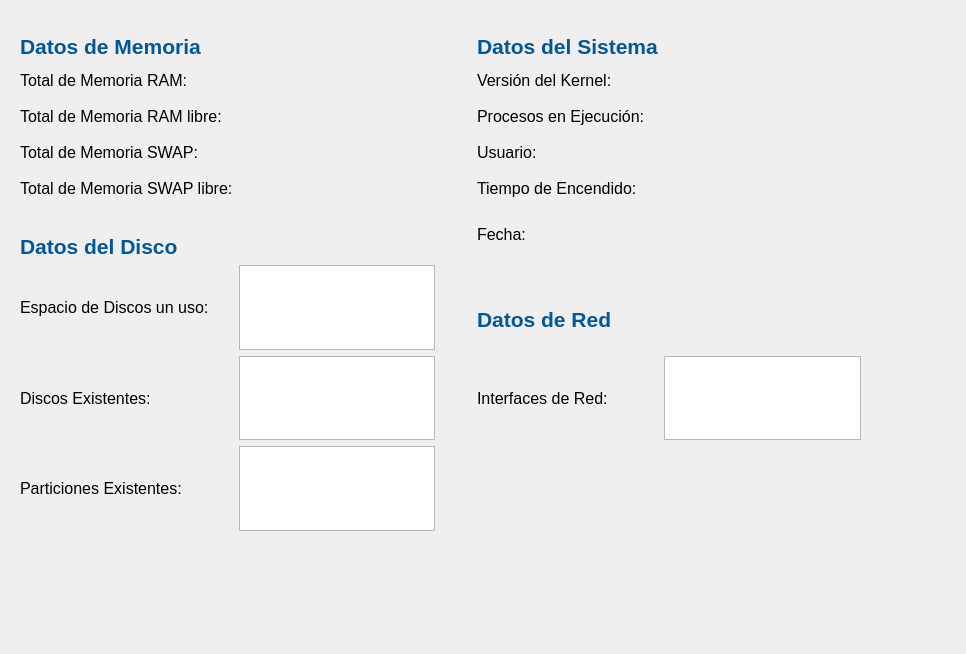
Above: monitor.ui from Estefanycss/MonitorDelSistema before the change. Below: the same form after it.
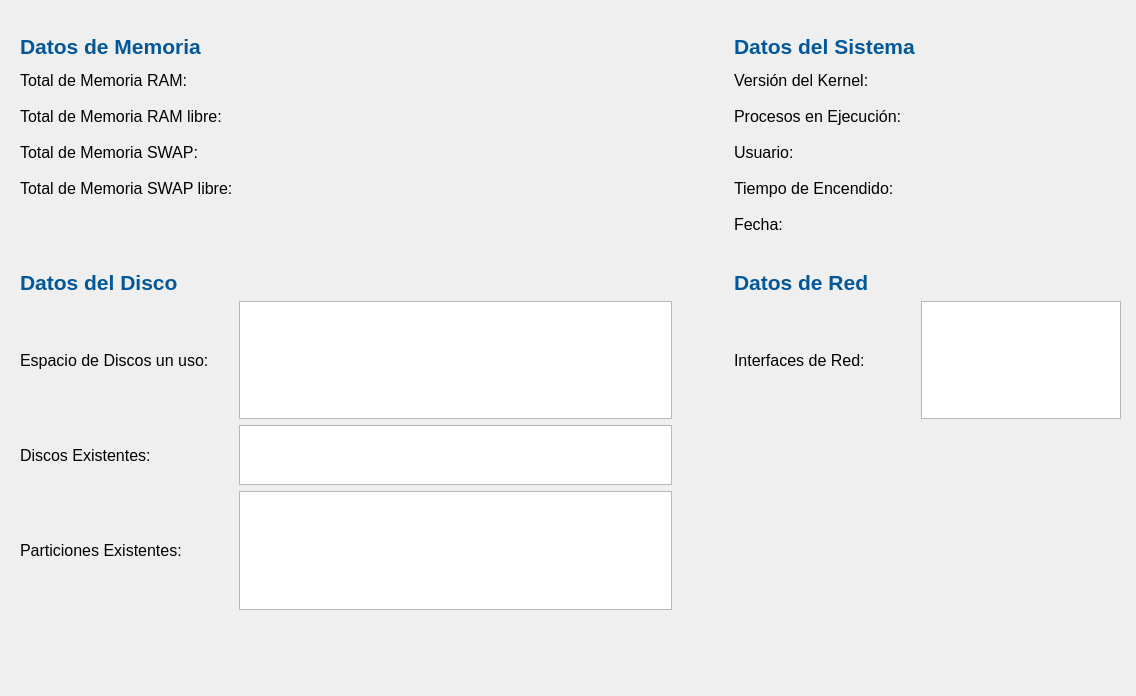
That is the form after the change.

Patch:
```diff
--- a/monitor.ui
+++ b/monitor.ui
@@ -6,8 +6,8 @@
    <rect>
     <x>0</x>
     <y>0</y>
-    <width>966</width>
-    <height>654</height>
+    <width>1136</width>
+    <height>696</height>
    </rect>
   </property>
   <property name="windowTitle">
@@ -18,11 +18,46 @@
     <rect>
      <x>20</x>
      <y>9</y>
-     <width>841</width>
-     <height>522</height>
+     <width>1101</width>
+     <height>601</height>
     </rect>
    </property>
    <layout class="QGridLayout" name="gridLayout">
+    <item row="6" column="3">
+     <widget class="QLabel" name="h1_4">
+      <property name="minimumSize">
+       <size>
+        <width>0</width>
+        <height>50</height>
+       </size>
+      </property>
+      <property name="maximumSize">
+       <size>
+        <width>16777215</width>
+        <height>50</height>
+       </size>
+      </property>
+      <property name="font">
+       <font>
+        <pointsize>16</pointsize>
+        <weight>75</weight>
+        <bold>true</bold>
+       </font>
+      </property>
+      <property name="styleSheet">
+       <string notr="true">color: rgb(1,87,155);</string>
+      </property>
+      <property name="text">
+       <string>Datos de Red</string>
+      </property>
+      <property name="alignment">
+       <set>Qt::AlignBottom|Qt::AlignLeading|Qt::AlignLeft</set>
+      </property>
+      <property name="margin">
+       <number>0</number>
+      </property>
+     </widget>
+    </item>
     <item row="0" column="0">
      <widget class="QLabel" name="h1">
       <property name="sizePolicy">
@@ -66,16 +101,42 @@
     </item>
     <item row="3" column="4">
      <widget class="QLabel" name="usuario">
+      <property name="maximumSize">
+       <size>
+        <width>16777215</width>
+        <height>30</height>
+       </size>
+      </property>
+      <property name="font">
+       <font>
+        <pointsize>12</pointsize>
+        <weight>75</weight>
+        <bold>true</bold>
+       </font>
+      </property>
+      <property name="styleSheet">
+       <string notr="true">color: rgb(77, 208, 225);</string>
+      </property>
       <property name="text">
        <string/>
       </property>
       <property name="alignment">
-       <set>Qt::AlignBottom|Qt::AlignLeading|Qt::AlignLeft</set>
+       <set>Qt::AlignLeading|Qt::AlignLeft|Qt::AlignVCenter</set>
       </property>
      </widget>
     </item>
     <item row="1" column="1">
      <widget class="QLabel" name="total_RAM">
+      <property name="font">
+       <font>
+        <pointsize>12</pointsize>
+        <weight>75</weight>
+        <bold>true</bold>
+       </font>
+      </property>
+      <property name="styleSheet">
+       <string notr="true">color: rgb(255, 193, 7);</string>
+      </property>
       <property name="text">
        <string/>
       </property>
@@ -83,32 +144,51 @@
     </item>
     <item row="1" column="4">
      <widget class="QLabel" name="kernel">
-      <property name="text">
-       <string/>
+      <property name="minimumSize">
+       <size>
+        <width>0</width>
+        <height>30</height>
+       </size>
       </property>
-      <property name="alignment">
-       <set>Qt::AlignBottom|Qt::AlignLeading|Qt::AlignLeft</set>
+      <property name="maximumSize">
+       <size>
+        <width>16777215</width>
+        <height>30</height>
+       </size>
       </property>
-     </widget>
-    </item>
-    <item row="5" column="4">
-     <widget class="QLabel" name="fecha">
+      <property name="font">
+       <font>
+        <pointsize>12</pointsize>
+        <weight>75</weight>
+        <bold>true</bold>
+       </font>
+      </property>
+      <property name="styleSheet">
+       <string notr="true">color: rgb(77, 208, 225);</string>
+      </property>
       <property name="text">
        <string/>
       </property>
-      <property name="alignment">
-       <set>Qt::AlignBottom|Qt::AlignLeading|Qt::AlignLeft</set>
-      </property>
      </widget>
     </item>
     <item row="3" column="1">
      <widget class="QLabel" name="total_SWAP">
+      <property name="font">
+       <font>
+        <pointsize>12</pointsize>
+        <weight>75</weight>
+        <bold>true</bold>
+       </font>
+      </property>
+      <property name="styleSheet">
+       <string notr="true">color: rgb(255, 193, 7);</string>
+      </property>
       <property name="text">
        <string/>
       </property>
      </widget>
     </item>
-    <item row="8" column="0">
+    <item row="9" column="0">
      <widget class="QLabel" name="label_7">
       <property name="minimumSize">
        <size>
@@ -180,7 +260,7 @@
       </property>
      </widget>
     </item>
-    <item row="5" column="0">
+    <item row="6" column="0">
      <widget class="QLabel" name="h1_2">
       <property name="minimumSize">
        <size>
@@ -215,6 +295,9 @@
       </property>
      </widget>
     </item>
+    <item row="11" column="1">
+     <widget class="QTextEdit" name="particiones"/>
+    </item>
     <item row="3" column="3">
      <widget class="QLabel" name="label_15">
       <property name="minimumSize">
@@ -239,9 +322,6 @@
       </property>
      </widget>
     </item>
-    <item row="10" column="1">
-     <widget class="QTextEdit" name="particiones"/>
-    </item>
     <item row="3" column="0">
      <widget class="QLabel" name="label_5">
       <property name="minimumSize">
@@ -268,11 +348,27 @@
     </item>
     <item row="2" column="4">
      <widget class="QLabel" name="procesos">
+      <property name="maximumSize">
+       <size>
+        <width>16777215</width>
+        <height>30</height>
+       </size>
+      </property>
+      <property name="font">
+       <font>
+        <pointsize>12</pointsize>
+        <weight>75</weight>
+        <bold>true</bold>
+       </font>
+      </property>
+      <property name="styleSheet">
+       <string notr="true">color: rgb(77, 208, 225);</string>
+      </property>
       <property name="text">
        <string/>
       </property>
       <property name="alignment">
-       <set>Qt::AlignBottom|Qt::AlignLeading|Qt::AlignLeft</set>
+       <set>Qt::AlignLeading|Qt::AlignLeft|Qt::AlignVCenter</set>
       </property>
      </widget>
     </item>
@@ -337,12 +433,22 @@
     </item>
     <item row="2" column="1">
      <widget class="QLabel" name="libre_RAM">
+      <property name="font">
+       <font>
+        <pointsize>12</pointsize>
+        <weight>75</weight>
+        <bold>true</bold>
+       </font>
+      </property>
+      <property name="styleSheet">
+       <string notr="true">color: rgb(255, 193, 7);</string>
+      </property>
       <property name="text">
        <string/>
       </property>
      </widget>
     </item>
-    <item row="10" column="0">
+    <item row="11" column="0">
      <widget class="QLabel" name="label_8">
       <property name="minimumSize">
        <size>
@@ -414,47 +520,71 @@
       </property>
      </widget>
     </item>
-    <item row="4" column="4">
-     <widget class="QLabel" name="tiempo_transcurrido">
-      <property name="text">
-       <string/>
-      </property>
-      <property name="alignment">
-       <set>Qt::AlignBottom|Qt::AlignLeading|Qt::AlignLeft</set>
-      </property>
-     </widget>
-    </item>
-    <item row="5" column="3">
-     <widget class="QLabel" name="label_16">
-      <property name="minimumSize">
-       <size>
-        <width>0</width>
-        <height>30</height>
-       </size>
-      </property>
-      <property name="maximumSize">
-       <size>
-        <width>16777215</width>
-        <height>30</height>
-       </size>
-      </property>
-      <property name="font">
-       <font>
-        <pointsize>12</pointsize>
-       </font>
-      </property>
-      <property name="text">
-       <string>Fecha: </string>
-      </property>
-     </widget>
-    </item>
     <item row="4" column="1">
      <widget class="QLabel" name="libre_SWAP">
+      <property name="font">
+       <font>
+        <pointsize>12</pointsize>
+        <weight>75</weight>
+        <bold>true</bold>
+       </font>
+      </property>
+      <property name="styleSheet">
+       <string notr="true">color: rgb(255, 193, 7);</string>
+      </property>
       <property name="text">
        <string/>
       </property>
      </widget>
     </item>
+    <item row="4" column="4">
+     <widget class="QLabel" name="tiempo_transcurrido">
+      <property name="maximumSize">
+       <size>
+        <width>16777215</width>
+        <height>30</height>
+       </size>
+      </property>
+      <property name="font">
+       <font>
+        <pointsize>12</pointsize>
+        <weight>75</weight>
+        <bold>true</bold>
+       </font>
+      </property>
+      <property name="styleSheet">
+       <string notr="true">color: rgb(77, 208, 225);</string>
+      </property>
+      <property name="text">
+       <string/>
+      </property>
+      <property name="alignment">
+       <set>Qt::AlignLeading|Qt::AlignLeft|Qt::AlignVCenter</set>
+      </property>
+     </widget>
+    </item>
+    <item row="9" column="1">
+     <widget class="QTextEdit" name="discos">
+      <property name="sizePolicy">
+       <sizepolicy hsizetype="Expanding" vsizetype="Maximum">
+        <horstretch>0</horstretch>
+        <verstretch>0</verstretch>
+       </sizepolicy>
+      </property>
+      <property name="minimumSize">
+       <size>
+        <width>0</width>
+        <height>60</height>
+       </size>
+      </property>
+      <property name="maximumSize">
+       <size>
+        <width>16777215</width>
+        <height>60</height>
+       </size>
+      </property>
+     </widget>
+    </item>
     <item row="1" column="0">
      <widget class="QLabel" name="label_3">
       <property name="minimumSize">
@@ -479,7 +609,7 @@
       </property>
      </widget>
     </item>
-    <item row="6" column="0">
+    <item row="7" column="0">
      <widget class="QLabel" name="label_9">
       <property name="minimumSize">
        <size>
@@ -503,86 +633,14 @@
       </property>
      </widget>
     </item>
-    <item row="8" column="1">
-     <widget class="QTextEdit" name="discos"/>
-    </item>
-    <item row="8" column="4">
-     <widget class="QTextEdit" name="interfaces">
-      <property name="maximumSize">
-       <size>
-        <width>16777215</width>
-        <height>16777215</height>
-       </size>
-      </property>
-     </widget>
-    </item>
-    <item row="6" column="3">
-     <widget class="QLabel" name="h1_4">
-      <property name="minimumSize">
-       <size>
-        <width>0</width>
-        <height>50</height>
-       </size>
-      </property>
-      <property name="maximumSize">
-       <size>
-        <width>16777215</width>
-        <height>50</height>
-       </size>
-      </property>
-      <property name="font">
-       <font>
-        <pointsize>16</pointsize>
-        <weight>75</weight>
-        <bold>true</bold>
-       </font>
-      </property>
-      <property name="styleSheet">
-       <string notr="true">color: rgb(1,87,155);</string>
-      </property>
-      <property name="text">
-       <string>Datos de Red</string>
-      </property>
-      <property name="alignment">
-       <set>Qt::AlignBottom|Qt::AlignLeading|Qt::AlignLeft</set>
-      </property>
-      <property name="margin">
-       <number>0</number>
-      </property>
-     </widget>
-    </item>
-    <item row="8" column="3">
-     <widget class="QLabel" name="label_14">
-      <property name="minimumSize">
-       <size>
-        <width>0</width>
-        <height>30</height>
-       </size>
-      </property>
-      <property name="maximumSize">
-       <size>
-        <width>16777215</width>
-        <height>30</height>
-       </size>
-      </property>
-      <property name="font">
-       <font>
-        <pointsize>12</pointsize>
-       </font>
-      </property>
-      <property name="text">
-       <string>Interfaces de Red: </string>
-      </property>
-     </widget>
-    </item>
-    <item row="6" column="1">
+    <item row="7" column="1">
      <widget class="QTextEdit" name="espacio_discos"/>
     </item>
     <item row="1" column="2">
      <widget class="QLabel" name="label">
       <property name="minimumSize">
        <size>
-        <width>30</width>
+        <width>50</width>
         <height>0</height>
        </size>
       </property>
@@ -591,6 +649,103 @@
       </property>
      </widget>
     </item>
+    <item row="5" column="4">
+     <widget class="QLabel" name="fecha">
+      <property name="maximumSize">
+       <size>
+        <width>16777215</width>
+        <height>30</height>
+       </size>
+      </property>
+      <property name="font">
+       <font>
+        <pointsize>12</pointsize>
+        <weight>75</weight>
+        <bold>true</bold>
+       </font>
+      </property>
+      <property name="styleSheet">
+       <string notr="true">color: rgb(77, 208, 225);</string>
+      </property>
+      <property name="text">
+       <string/>
+      </property>
+      <property name="alignment">
+       <set>Qt::AlignLeading|Qt::AlignLeft|Qt::AlignVCenter</set>
+      </property>
+     </widget>
+    </item>
+    <item row="7" column="3">
+     <widget class="QLabel" name="label_14">
+      <property name="minimumSize">
+       <size>
+        <width>0</width>
+        <height>30</height>
+       </size>
+      </property>
+      <property name="maximumSize">
+       <size>
+        <width>16777215</width>
+        <height>30</height>
+       </size>
+      </property>
+      <property name="font">
+       <font>
+        <pointsize>12</pointsize>
+       </font>
+      </property>
+      <property name="text">
+       <string>Interfaces de Red: </string>
+      </property>
+     </widget>
+    </item>
+    <item row="5" column="3">
+     <widget class="QLabel" name="label_16">
+      <property name="minimumSize">
+       <size>
+        <width>0</width>
+        <height>30</height>
+       </size>
+      </property>
+      <property name="maximumSize">
+       <size>
+        <width>16777215</width>
+        <height>30</height>
+       </size>
+      </property>
+      <property name="font">
+       <font>
+        <pointsize>12</pointsize>
+       </font>
+      </property>
+      <property name="text">
+       <string>Fecha: </string>
+      </property>
+     </widget>
+    </item>
+    <item row="5" column="0">
+     <widget class="QLabel" name="label_2">
+      <property name="text">
+       <string/>
+      </property>
+     </widget>
+    </item>
+    <item row="7" column="4">
+     <widget class="QTextEdit" name="interfaces">
+      <property name="minimumSize">
+       <size>
+        <width>200</width>
+        <height>0</height>
+       </size>
+      </property>
+      <property name="maximumSize">
+       <size>
+        <width>200</width>
+        <height>16777215</height>
+       </size>
+      </property>
+     </widget>
+    </item>
    </layout>
   </widget>
  </widget>
```
